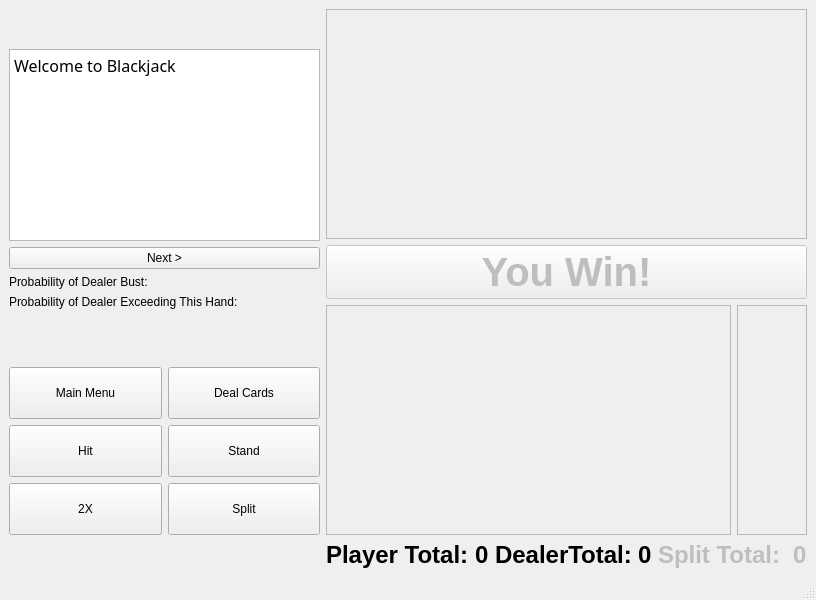
Before: the Qt Designer form blackJackTeacher/PlayingWindow.ui in UofU-CS3505/cs3505-assignment9-BradleyBartelt, drawn with Qt 5.
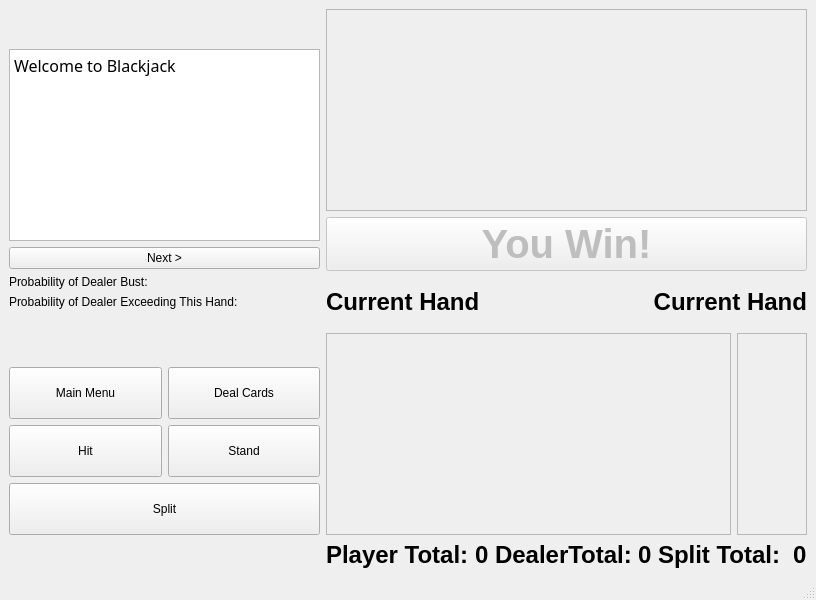
After: the same form once the commit is applied.

Commit message:
Fixed Bugs, made it obvious which hand you're on when split, and got rid of 2x button
Fixed bug where deal cards would get enabled randomly after a player main hand bust. Also fixed splitting issue where busting the split hand didn't set the main hand to the current hand.

What changed in the file:
```diff
--- a/blackJackTeacher/PlayingWindow.ui
+++ b/blackJackTeacher/PlayingWindow.ui
@@ -77,161 +77,6 @@
       </item>
      </layout>
     </item>
-    <item row="0" column="1" rowspan="2">
-     <layout class="QVBoxLayout" name="playAreaLayout" stretch="2,2,2">
-      <item>
-       <widget class="QScrollArea" name="dealerArea">
-        <property name="widgetResizable">
-         <bool>true</bool>
-        </property>
-        <widget class="QWidget" name="scrollAreaWidgetContents">
-         <property name="geometry">
-          <rect>
-           <x>0</x>
-           <y>0</y>
-           <width>498</width>
-           <height>191</height>
-          </rect>
-         </property>
-         <layout class="QHBoxLayout" name="horizontalLayout">
-          <item>
-           <widget class="QLabel" name="label_2">
-            <property name="text">
-             <string/>
-            </property>
-           </widget>
-          </item>
-          <item>
-           <widget class="QLabel" name="label_4">
-            <property name="text">
-             <string/>
-            </property>
-           </widget>
-          </item>
-          <item>
-           <widget class="QLabel" name="label_3">
-            <property name="text">
-             <string/>
-            </property>
-           </widget>
-          </item>
-          <item>
-           <widget class="QLabel" name="label_5">
-            <property name="text">
-             <string/>
-            </property>
-           </widget>
-          </item>
-          <item>
-           <widget class="QLabel" name="label_6">
-            <property name="text">
-             <string/>
-            </property>
-           </widget>
-          </item>
-          <item>
-           <widget class="QLabel" name="label">
-            <property name="text">
-             <string/>
-            </property>
-           </widget>
-          </item>
-          <item>
-           <widget class="QLabel" name="label_7">
-            <property name="text">
-             <string/>
-            </property>
-           </widget>
-          </item>
-          <item>
-           <widget class="QLabel" name="label_8">
-            <property name="text">
-             <string/>
-            </property>
-           </widget>
-          </item>
-          <item>
-           <widget class="QLabel" name="label_9">
-            <property name="text">
-             <string/>
-            </property>
-           </widget>
-          </item>
-         </layout>
-         <zorder>label_4</zorder>
-         <zorder>label_2</zorder>
-         <zorder>label_3</zorder>
-         <zorder>label_5</zorder>
-         <zorder>label_6</zorder>
-         <zorder>label</zorder>
-         <zorder>label_7</zorder>
-         <zorder>label_8</zorder>
-         <zorder>label_9</zorder>
-        </widget>
-       </widget>
-      </item>
-      <item>
-       <widget class="QPushButton" name="winButton">
-        <property name="enabled">
-         <bool>false</bool>
-        </property>
-        <property name="font">
-         <font>
-          <pointsize>30</pointsize>
-          <bold>true</bold>
-         </font>
-        </property>
-        <property name="text">
-         <string>You Win!</string>
-        </property>
-       </widget>
-      </item>
-      <item>
-       <layout class="QHBoxLayout" name="handLayout" stretch="1,0">
-        <item>
-         <widget class="QScrollArea" name="scrollArea">
-          <property name="widgetResizable">
-           <bool>true</bool>
-          </property>
-          <widget class="QWidget" name="scrollAreaWidgetContents_7">
-           <property name="geometry">
-            <rect>
-             <x>0</x>
-             <y>0</y>
-             <width>402</width>
-             <height>189</height>
-            </rect>
-           </property>
-           <layout class="QHBoxLayout" name="horizontalLayout_8"/>
-          </widget>
-         </widget>
-        </item>
-        <item>
-         <widget class="QScrollArea" name="splitArea">
-          <property name="widgetResizable">
-           <bool>true</bool>
-          </property>
-          <widget class="QWidget" name="scrollAreaWidgetContents_2">
-           <property name="geometry">
-            <rect>
-             <x>0</x>
-             <y>0</y>
-             <width>85</width>
-             <height>189</height>
-            </rect>
-           </property>
-           <layout class="QHBoxLayout" name="horizontalLayout_2">
-            <property name="spacing">
-             <number>7</number>
-            </property>
-           </layout>
-          </widget>
-         </widget>
-        </item>
-       </layout>
-      </item>
-     </layout>
-    </item>
     <item row="2" column="1">
      <layout class="QGridLayout" name="totalDisplayLayout" columnstretch="0,0,0,0,0,0,0,0">
       <item row="1" column="3">
@@ -282,7 +127,7 @@
       <item row="1" column="6">
        <widget class="QLabel" name="splitLabel">
         <property name="enabled">
-         <bool>false</bool>
+         <bool>true</bool>
         </property>
         <property name="font">
          <font>
@@ -290,6 +135,9 @@
           <bold>true</bold>
          </font>
         </property>
+        <property name="autoFillBackground">
+         <bool>false</bool>
+        </property>
         <property name="text">
          <string>Split Total: </string>
         </property>
@@ -311,7 +159,7 @@
       <item row="1" column="7">
        <widget class="QLabel" name="splitTotal">
         <property name="enabled">
-         <bool>false</bool>
+         <bool>true</bool>
         </property>
         <property name="font">
          <font>
@@ -319,6 +167,9 @@
           <bold>true</bold>
          </font>
         </property>
+        <property name="autoFillBackground">
+         <bool>false</bool>
+        </property>
         <property name="text">
          <string>0</string>
         </property>
@@ -403,19 +254,6 @@
       </item>
       <item>
        <layout class="QHBoxLayout" name="doubleAndSplitLayout">
-        <item>
-         <widget class="QPushButton" name="doubleButton">
-          <property name="sizePolicy">
-           <sizepolicy hsizetype="Minimum" vsizetype="Expanding">
-            <horstretch>0</horstretch>
-            <verstretch>0</verstretch>
-           </sizepolicy>
-          </property>
-          <property name="text">
-           <string>2X</string>
-          </property>
-         </widget>
-        </item>
         <item>
          <widget class="QPushButton" name="splitButton">
           <property name="sizePolicy">
@@ -433,6 +271,127 @@
       </item>
      </layout>
     </item>
+    <item row="0" column="1" rowspan="2">
+     <layout class="QVBoxLayout" name="playAreaLayout" stretch="4,4,1,4">
+      <item>
+       <widget class="QScrollArea" name="dealerArea">
+        <property name="widgetResizable">
+         <bool>true</bool>
+        </property>
+        <widget class="QWidget" name="scrollAreaWidgetContents">
+         <property name="geometry">
+          <rect>
+           <x>0</x>
+           <y>0</y>
+           <width>387</width>
+           <height>175</height>
+          </rect>
+         </property>
+         <layout class="QHBoxLayout" name="horizontalLayout"/>
+        </widget>
+       </widget>
+      </item>
+      <item>
+       <widget class="QPushButton" name="winButton">
+        <property name="enabled">
+         <bool>false</bool>
+        </property>
+        <property name="font">
+         <font>
+          <pointsize>30</pointsize>
+          <bold>true</bold>
+         </font>
+        </property>
+        <property name="text">
+         <string>You Win!</string>
+        </property>
+       </widget>
+      </item>
+      <item>
+       <layout class="QHBoxLayout" name="horizontalLayout_3" stretch="0,0">
+        <property name="leftMargin">
+         <number>0</number>
+        </property>
+        <item>
+         <widget class="QLabel" name="mainHand">
+          <property name="font">
+           <font>
+            <pointsize>18</pointsize>
+            <bold>true</bold>
+           </font>
+          </property>
+          <property name="text">
+           <string>Current Hand</string>
+          </property>
+          <property name="alignment">
+           <set>Qt::AlignLeading|Qt::AlignLeft|Qt::AlignVCenter</set>
+          </property>
+         </widget>
+        </item>
+        <item>
+         <widget class="QLabel" name="splitHand">
+          <property name="font">
+           <font>
+            <pointsize>18</pointsize>
+            <bold>true</bold>
+           </font>
+          </property>
+          <property name="text">
+           <string>Current Hand</string>
+          </property>
+          <property name="alignment">
+           <set>Qt::AlignRight|Qt::AlignTrailing|Qt::AlignVCenter</set>
+          </property>
+         </widget>
+        </item>
+       </layout>
+      </item>
+      <item>
+       <layout class="QHBoxLayout" name="handLayout" stretch="1,0">
+        <item>
+         <widget class="QScrollArea" name="scrollArea">
+          <property name="widgetResizable">
+           <bool>true</bool>
+          </property>
+          <widget class="QWidget" name="scrollAreaWidgetContents_7">
+           <property name="geometry">
+            <rect>
+             <x>0</x>
+             <y>0</y>
+             <width>301</width>
+             <height>173</height>
+            </rect>
+           </property>
+           <layout class="QHBoxLayout" name="horizontalLayout_8"/>
+          </widget>
+         </widget>
+        </item>
+        <item>
+         <widget class="QScrollArea" name="splitArea">
+          <property name="widgetResizable">
+           <bool>true</bool>
+          </property>
+          <widget class="QWidget" name="scrollAreaWidgetContents_2">
+           <property name="geometry">
+            <rect>
+             <x>0</x>
+             <y>0</y>
+             <width>72</width>
+             <height>173</height>
+            </rect>
+           </property>
+           <layout class="QHBoxLayout" name="horizontalLayout_2">
+            <property name="spacing">
+             <number>7</number>
+            </property>
+           </layout>
+          </widget>
+         </widget>
+        </item>
+       </layout>
+      </item>
+     </layout>
+    </item>
    </layout>
   </widget>
   <widget class="QMenuBar" name="menubar">
```
Left out of the diff: 2 changed lines with no effect on the pictures. The commit also changes 8 other files.
